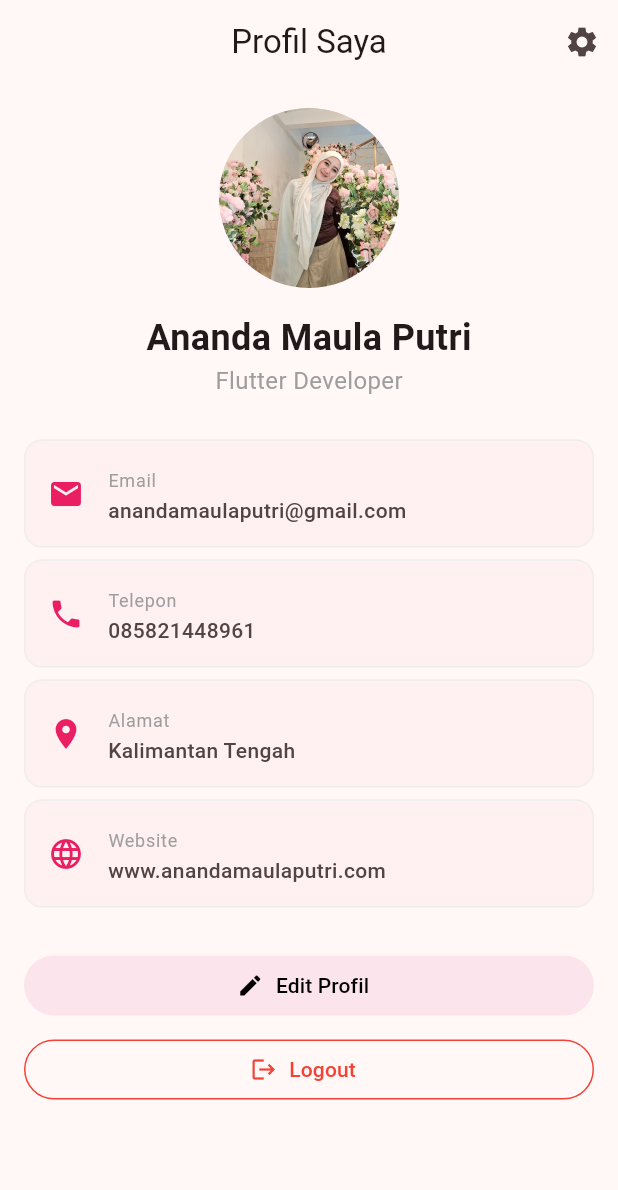
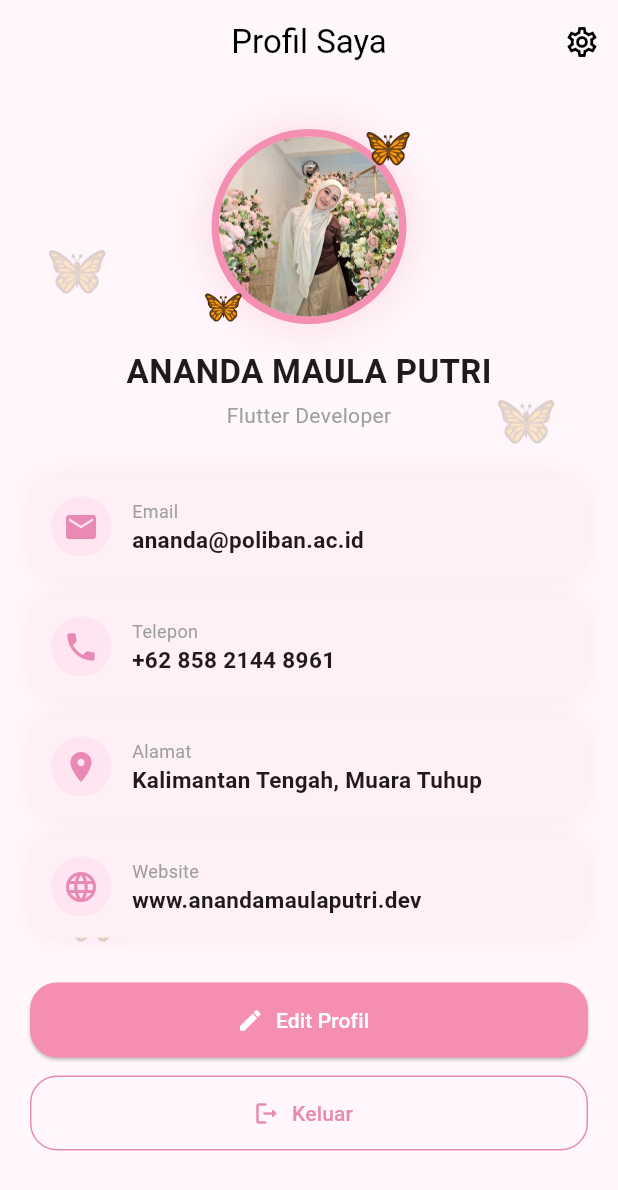
Before and after one commit to Anandamaulaputri/hello_flutter, a Flutter app: the screen it shows after launch, on a phone screen of 412 x 824 dp. Shown: the top 1190 px of the screen. Run offline on Flutter 3.47's test engine with Material 3 defaults, Android fonts, the light colour scheme and no system bars; Roboto replaces fonts that are missing (Times New Roman).

Commit message:
update HELLO_FLUTTER

```diff
--- a/lib/main.dart
+++ b/lib/main.dart
@@ -1,9 +1,9 @@
 import 'package:flutter/material.dart';
+
 void main() {
   runApp(const MyApp());
 }
 
-// MyApp sebagai StatefulWidget untuk mengelola status saklar animasi
 class MyApp extends StatefulWidget {
   const MyApp({super.key});
 
@@ -12,11 +12,11 @@ class MyApp extends StatefulWidget {
 }
 
 class _MyAppState extends State<MyApp> {
-  bool isButterflyThemeActive = false;
+  bool isButterflyActive = true;
 
   void toggleTheme() {
     setState(() {
-      isButterflyThemeActive = !isButterflyThemeActive;
+      isButterflyActive = !isButterflyActive;
     });
   }
 
@@ -24,20 +24,32 @@ class _MyAppState extends State<MyApp> {
   Widget build(BuildContext context) {
     return MaterialApp(
       debugShowCheckedModeBanner: false,
-      title: 'Tugas Profil Nanda',
+      title: 'Profil Nanda',
       theme: ThemeData(
         useMaterial3: true,
-        colorSchemeSeed: Colors.pink,
+
+        // 🌸 SOFT PINK (INI YANG BIKIN ESTETIK)
+        colorScheme: ColorScheme.fromSeed(
+          seedColor: const Color(0xFFF8AFCF),
+        ),
+
+        scaffoldBackgroundColor: const Color(0xFFFFF7FB),
+
+        appBarTheme: const AppBarTheme(
+          backgroundColor: Color(0xFFFFF7FB),
+          foregroundColor: Colors.black,
+          elevation: 0,
+          centerTitle: true,
+        ),
       ),
       home: ProfilPage(
-        isAnimated: isButterflyThemeActive,
+        isAnimated: isButterflyActive,
         onThemeChanged: toggleTheme,
       ),
     );
   }
 }
 
-// SESUAI KRITERIA 7: ProfilPage adalah StatelessWidget
 class ProfilPage extends StatelessWidget {
   final bool isAnimated;
   final VoidCallback onThemeChanged;
@@ -52,59 +64,131 @@ class ProfilPage extends StatelessWidget {
   Widget build(BuildContext context) {
     return Scaffold(
       appBar: AppBar(
-        title: const Text('Profil Saya'), // Kriteria 1
-        centerTitle: true,
+        title: const Text('Profil Saya'),
         actions: [
           IconButton(
-            icon: const Icon(Icons.settings), // Kriteria 1 (Action Icon)
+            icon: const Icon(Icons.settings_outlined),
             onPressed: () => _showSettings(context),
           ),
         ],
       ),
       body: Stack(
         children: [
-          // Bonus Poin: Animasi Lottie (Network agar tidak error file)
-          if (isAnimated)
-            Positioned.fill(
-              child: IgnorePointer(
-                child: Opacity(
-                  opacity: 0.3,
-                ),
-              ),
-            ),
-
+          if (isAnimated) ...[
+            _bgButterfly(top: 100, left: 30),
+            _bgButterfly(top: 200, right: 40),
+            _bgButterfly(bottom: 150, left: 40),
+            _bgButterfly(bottom: 80, right: 30),
+          ],
           SingleChildScrollView(
-            padding: const EdgeInsets.all(16),
+            padding: const EdgeInsets.all(20),
             child: Column(
               children: [
-                // Kriteria 2: Foto profil (assets/nanda.jpeg) dan Nama
-                const CircleAvatar(
-                  radius: 60,
-                  backgroundImage: AssetImage('assets/nanda.jpeg'),
+                const SizedBox(height: 10),
+
+                // 🌸 FOTO + KUPU-KUPU
+                Stack(
+                  clipBehavior: Clip.none,
+                  alignment: Alignment.center,
+                  children: [
+                    Container(
+                      decoration: BoxDecoration(
+                        shape: BoxShape.circle,
+                        boxShadow: [
+                          BoxShadow(
+                            color:
+                                const Color(0xFFF8AFCF).withValues(alpha: 0.4),
+                            blurRadius: 25,
+                            spreadRadius: 3,
+                          ),
+                        ],
+                      ),
+                      child: const CircleAvatar(
+                        radius: 65,
+                        backgroundColor: Color(0xFFF48FB1),
+                        child: CircleAvatar(
+                          radius: 60,
+                          backgroundImage: AssetImage('assets/nanda.jpeg'),
+                        ),
+                      ),
+                    ),
+                    const Positioned(
+                      top: -6,
+                      right: -4,
+                      child: Text('🦋', style: TextStyle(fontSize: 26)),
+                    ),
+                    const Positioned(
+                      bottom: -4,
+                      left: -6,
+                      child: Text('🦋', style: TextStyle(fontSize: 22)),
+                    ),
+                  ],
                 ),
+
                 const SizedBox(height: 16),
+
                 const Text(
-                  'Ananda Maula Putri',
-                  style: TextStyle(fontSize: 24, fontWeight: FontWeight.bold),
+                  'ANANDA MAULA PUTRI',
+                  style: TextStyle(
+                    fontSize: 22,
+                    fontWeight: FontWeight.bold,
+                    fontFamily: 'Times New Roman',
+                  ),
                 ),
+
+                const SizedBox(height: 4),
+
                 const Text(
                   'Flutter Developer',
-                  style: TextStyle(color: Colors.grey, fontSize: 16),
+                  style: TextStyle(
+                    color: Colors.grey,
+                    fontFamily: 'Times New Roman',
+                  ),
                 ),
-                const SizedBox(height: 24),
-
-                // Kriteria 3: Minimal 4 Info Card
-                _buildInfoCard(Icons.email, 'Email', 'anandamaulaputri@gmail.com'),
-                _buildInfoCard(Icons.phone, 'Telepon', '085821448961'),
-                _buildInfoCard(Icons.location_on, 'Alamat', 'Kalimantan Tengah'),
-                _buildInfoCard(Icons.language, 'Website', 'www.anandamaulaputri.com'),
 
                 const SizedBox(height: 24),
 
-                // Kriteria 4: 2 Tombol dengan styling berbeda
-                _buildButton(Icons.edit, 'Edit Profil', Colors.pink.shade50, Colors.black),
-                const SizedBox(height: 8),
-                _buildButton(Icons.logout, 'Logout', Colors.white, Colors.red, isOutlined: true),
+                _infoCard(Icons.email, 'Email', 'ananda@poliban.ac.id'),
+                _infoCard(Icons.phone, 'Telepon', '+62 858 2144 8961'),
+                _infoCard(Icons.location_on, 'Alamat',
+                    'Kalimantan Tengah, Muara Tuhup'),
+                _infoCard(
+                    Icons.language, 'Website', 'www.anandamaulaputri.dev'),
+
+                const SizedBox(height: 24),
+
+                // 🌸 BUTTON SOFT PINK
+                ElevatedButton.icon(
+                  onPressed: () {},
+                  icon: const Icon(Icons.edit, color: Colors.white),
+                  label: const Text('Edit Profil'),
+                  style: ElevatedButton.styleFrom(
+                    backgroundColor: const Color(0xFFF48FB1),
+                    foregroundColor: Colors.white,
+                    minimumSize: const Size(double.infinity, 50),
+                    shape: RoundedRectangleBorder(
+                      borderRadius: BorderRadius.circular(18),
+                    ),
+                  ),
+                ),
+
+                const SizedBox(height: 12),
+
+                OutlinedButton.icon(
+                  onPressed: () {},
+                  icon: const Icon(Icons.logout_rounded),
+                  label: const Text('Keluar'),
+                  style: OutlinedButton.styleFrom(
+                    foregroundColor: const Color(0xFFE88AB4),
+                    side: const BorderSide(
+                      color: Color(0xFFE88AB4),
+                    ),
+                    minimumSize: const Size(double.infinity, 50),
+                    shape: RoundedRectangleBorder(
+                      borderRadius: BorderRadius.circular(18),
+                    ),
+                  ),
+                ),
               ],
             ),
           ),
@@ -116,58 +200,82 @@ class ProfilPage extends StatelessWidget {
   void _showSettings(BuildContext context) {
     showModalBottomSheet(
       context: context,
-      builder: (context) => Column(
-        mainAxisSize: MainAxisSize.min,
+      builder: (context) => ListTile(
+        leading: const Icon(Icons.auto_awesome),
+        title: const Text('Toggle Kupu-Kupu'),
+        trailing: Switch(
+          value: isAnimated,
+          onChanged: (value) {
+            onThemeChanged();
+            Navigator.pop(context);
+          },
+        ),
+      ),
+    );
+  }
+
+  Widget _infoCard(IconData icon, String title, String value) {
+    return Container(
+      margin: const EdgeInsets.symmetric(vertical: 6),
+      padding: const EdgeInsets.all(14),
+      decoration: BoxDecoration(
+        color: const Color(0xFFFFF0F5),
+        borderRadius: BorderRadius.circular(18),
+        boxShadow: [
+          BoxShadow(
+            color: Colors.pink.withValues(alpha: 0.08),
+            blurRadius: 12,
+          ),
+        ],
+      ),
+      child: Row(
         children: [
-          ListTile(
-            leading: const Icon(Icons.color_lens),
-            title: const Text('Aktifkan Tema Kupu-Kupu'),
-            trailing: Switch(
-              value: isAnimated,
-              onChanged: (value) {
-                onThemeChanged();
-                Navigator.pop(context);
-              },
-            ),
+          CircleAvatar(
+            backgroundColor: const Color(0xFFFFE4F1),
+            child: Icon(icon, color: const Color(0xFFE88AB4)),
+          ),
+          const SizedBox(width: 14),
+          Column(
+            crossAxisAlignment: CrossAxisAlignment.start,
+            children: [
+              Text(title,
+                  style: const TextStyle(fontSize: 12, color: Colors.grey)),
+              Text(value,
+                  style: const TextStyle(
+                      fontSize: 15, fontWeight: FontWeight.w600)),
+            ],
           ),
         ],
       ),
     );
   }
 
-  // Helper Widgets untuk menjaga kode tetap rapi (Kriteria 6)
-  Widget _buildInfoCard(IconData icon, String title, String subtitle) {
-    return Card(
-      elevation: 0,
-      margin: const EdgeInsets.symmetric(vertical: 4),
-      shape: RoundedRectangleBorder(
-        borderRadius: BorderRadius.circular(12),
-        side: const BorderSide(color: Color(0xFFEEEEEE)),
-      ),
-      child: ListTile(
-        leading: Icon(icon, color: Colors.pink),
-        title: Text(title, style: const TextStyle(fontSize: 12, color: Colors.grey)),
-        subtitle: Text(subtitle, style: const TextStyle(fontWeight: FontWeight.w500)),
+  Widget _bgButterfly({
+    double? top,
+    double? left,
+    double? right,
+    double? bottom,
+  }) {
+    return Positioned(
+      top: top,
+      left: left,
+      right: right,
+      bottom: bottom,
+      child: Opacity(
+        opacity: 0.2,
+        child: Text(
+          '🦋',
+          style: TextStyle(
+            fontSize: 34,
+            shadows: [
+              Shadow(
+                color: const Color(0xFFF8AFCF).withValues(alpha: 0.4),
+                blurRadius: 15,
+              ),
+            ],
+          ),
+        ),
       ),
     );
   }
-
-  Widget _buildButton(IconData icon, String label, Color bgColor, Color textColor, {bool isOutlined = false}) {
-    return SizedBox(
-      width: double.infinity,
-      child: isOutlined
-        ? OutlinedButton.icon(
-            onPressed: () {},
-            icon: Icon(icon, color: textColor),
-            label: Text(label, style: TextStyle(color: textColor)),
-            style: OutlinedButton.styleFrom(side: BorderSide(color: textColor)),
-          )
-        : ElevatedButton.icon(
-            onPressed: () {},
-            icon: Icon(icon, color: textColor),
-            label: Text(label, style: TextStyle(color: textColor)),
-            style: ElevatedButton.styleFrom(backgroundColor: bgColor, elevation: 0),
-          ),
-    );
-  }
 }
--- a/pubspec.yaml
+++ b/pubspec.yaml
@@ -19,5 +19,6 @@ dev_dependencies:
 
 flutter:
   uses-material-design: true
+
   assets:
     - assets/nanda.jpeg
```
